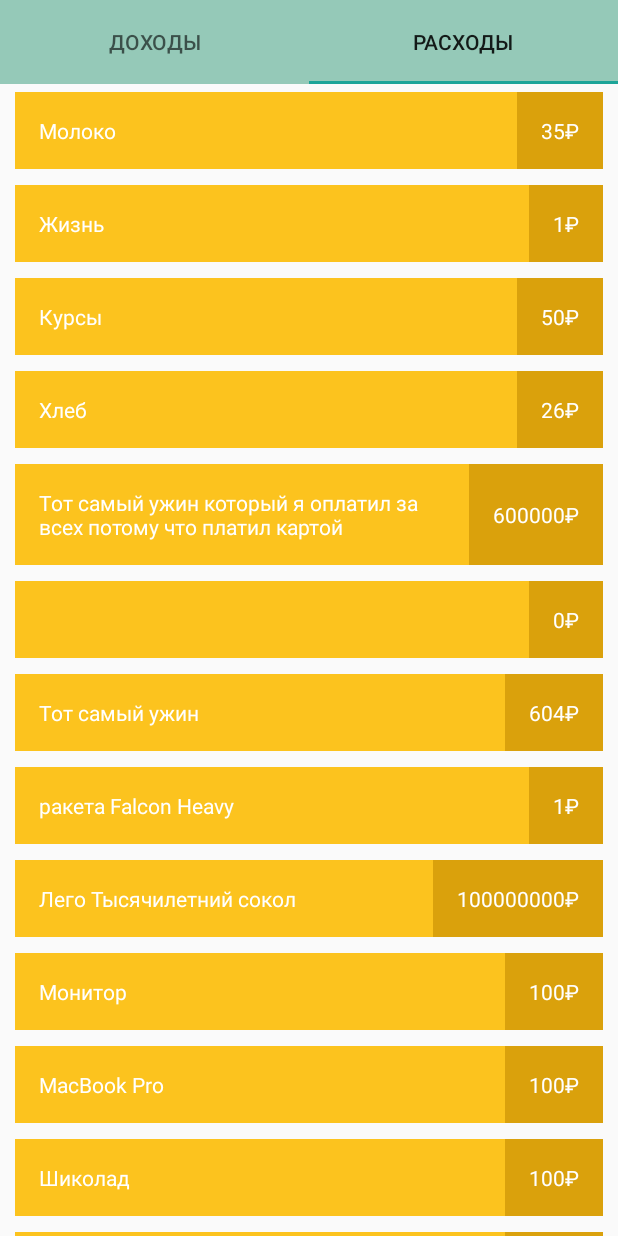
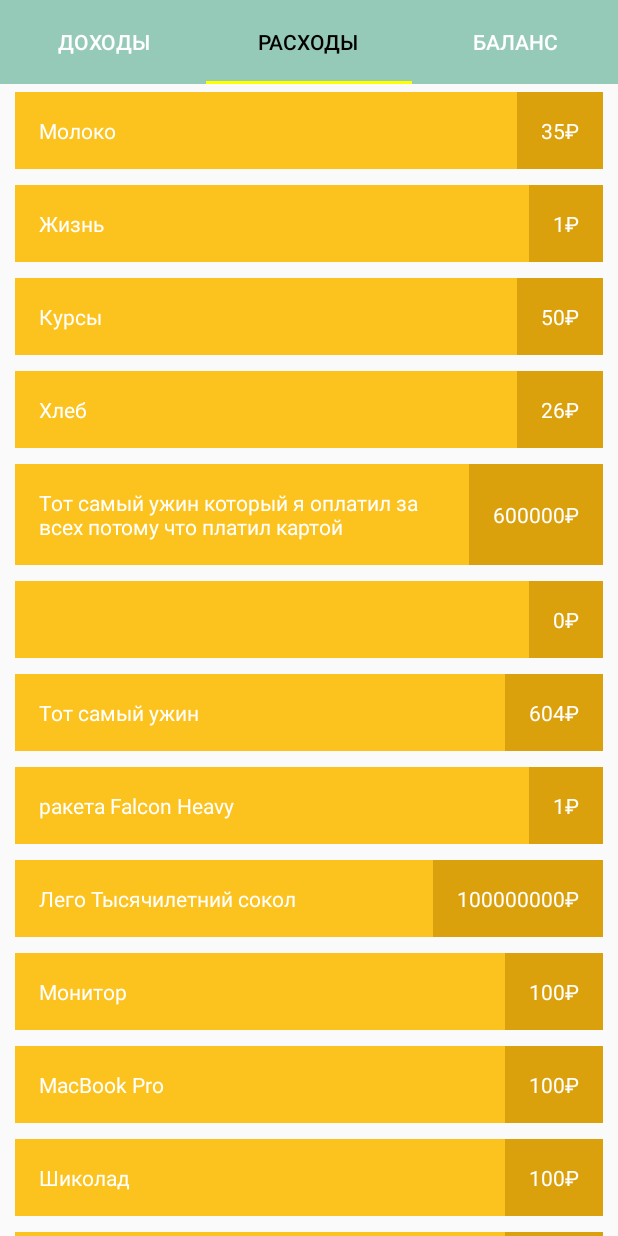
Before and after one commit to Daniil-master/MoneyTracker, an Android app: the screen it shows after launch (MainActivity), tab 2 chosen, on a phone screen of 412 x 824 dp. Run offline under Robolectric (Android 15) with nearby library versions, the phone set to English and light mode, and no system bars.

Commit message:
Done HomeWork4

```diff
--- /dev/null
+++ b/app/src/main/java/online/daniilk/moneytracker/BalanceFragment.java
@@ -0,0 +1,26 @@
+package online.daniilk.moneytracker;
+
+import android.os.Bundle;
+import android.support.annotation.NonNull;
+import android.support.annotation.Nullable;
+import android.support.v4.app.Fragment;
+import android.view.LayoutInflater;
+import android.view.View;
+import android.view.ViewGroup;
+
+public class BalanceFragment extends Fragment {
+
+    @Nullable
+    @Override
+    public View onCreateView(@NonNull LayoutInflater inflater, @Nullable ViewGroup container, @Nullable Bundle savedInstanceState) {
+        View view = inflater.inflate(R.layout.fragment_balance, container, false);
+        return view;
+    }
+
+    @Override
+    public void onViewCreated(@NonNull View view, @Nullable Bundle savedInstanceState) {
+        super.onViewCreated(view, savedInstanceState);
+
+        // иниициализация данных
+    }
+}
--- a/app/src/main/java/online/daniilk/moneytracker/MainActivity.java
+++ b/app/src/main/java/online/daniilk/moneytracker/MainActivity.java
@@ -1,5 +1,6 @@
 package online.daniilk.moneytracker;
 
+import android.graphics.Color;
 import android.os.Bundle;
 import android.support.design.widget.TabLayout;
 import android.support.v4.view.ViewPager;
@@ -10,7 +11,7 @@ public class MainActivity extends AppCompatActivity {
     private static final String TAG = "MainActivity";
 
     private ViewPager viewPager;
-     private TabLayout tabLayout;
+    private TabLayout tabLayout;
 
 
     @Override
@@ -24,6 +25,9 @@ public class MainActivity extends AppCompatActivity {
         MainPagesAdapter adapter = new MainPagesAdapter(getSupportFragmentManager(), this);
         viewPager.setAdapter(adapter);
 
+        tabLayout.setTabTextColors(Color.WHITE, Color.BLACK);
+        tabLayout.setSelectedTabIndicatorColor(Color.YELLOW);
+//        tabLayout.setSelectedTabIndicatorColor(Color.rgb(190, 194, 68));
         tabLayout.setupWithViewPager(viewPager);
     }
 
--- a/app/src/main/java/online/daniilk/moneytracker/MainPagesAdapter.java
+++ b/app/src/main/java/online/daniilk/moneytracker/MainPagesAdapter.java
@@ -19,7 +19,7 @@ public class MainPagesAdapter extends FragmentPagerAdapter {
 
     public MainPagesAdapter(FragmentManager fm, Context context) {
         super(fm);
-      titles =  context.getResources().getStringArray(R.array.tab_title);
+      titles = context.getResources().getStringArray(R.array.tab_title);
     }
 
     @Override
@@ -34,7 +34,7 @@ public class MainPagesAdapter extends FragmentPagerAdapter {
                 return ItemsFragment.createItemsFragment(ItemsFragment.TYPE_EXPENSES);
 
             case PAGE_BALANCE:
-                return null;
+                return new BalanceFragment();
             default:
                 return null;
         }
@@ -43,7 +43,7 @@ public class MainPagesAdapter extends FragmentPagerAdapter {
 
     @Override
     public int getCount() {
-        return 2;
+        return 3;
     }
 
     @Nullable
```
Also changed, not shown: app/src/main/res/layout/fragment_balance.xml (added, +15 -0 lines).
